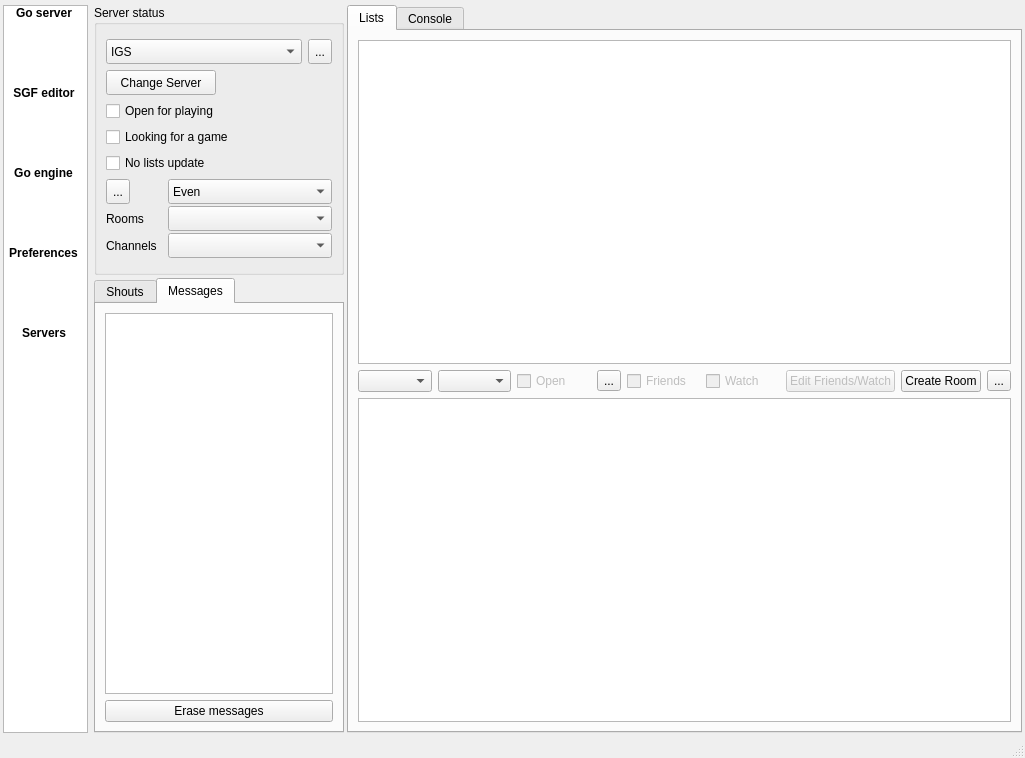
Above: src/mainwindow.ui from pzorin/qgo before the change. Below: the same form after it.
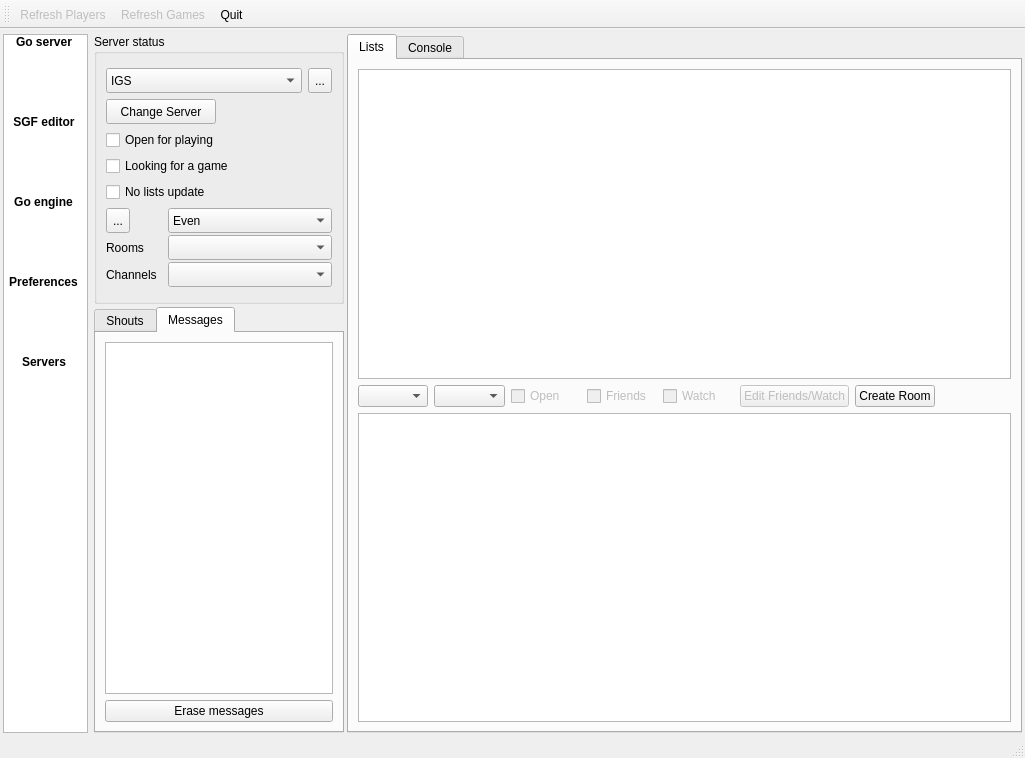
That is the form after the change. The open tabs and pages were chosen to show the change. Icons and pictures are not drawn. Custom widgets are drawn as their Qt base class.

Commit message: Use QAction for refreshing lists

Patch:
```diff
--- a/src/mainwindow.ui
+++ b/src/mainwindow.ui
@@ -582,7 +582,56 @@
             <string>Lists</string>
            </attribute>
            <layout class="QGridLayout" name="gridLayout_6">
-            <item row="0" column="0" colspan="9">
+            <item row="1" column="4">
+             <widget class="QCheckBox" name="watchesCheck">
+              <property name="enabled">
+               <bool>false</bool>
+              </property>
+              <property name="toolTip">
+               <string>Only show games played by watched players</string>
+              </property>
+              <property name="text">
+               <string>Watch</string>
+              </property>
+             </widget>
+            </item>
+            <item row="1" column="5">
+             <widget class="QPushButton" name="editFriendsWatchesPB">
+              <property name="enabled">
+               <bool>false</bool>
+              </property>
+              <property name="toolTip">
+               <string>Change the friends/watches/blocks lists</string>
+              </property>
+              <property name="text">
+               <string>Edit Friends/Watch</string>
+              </property>
+             </widget>
+            </item>
+            <item row="1" column="6">
+             <widget class="QPushButton" name="createRoomPB">
+              <property name="text">
+               <string>Create Room</string>
+              </property>
+             </widget>
+            </item>
+            <item row="2" column="0" colspan="8">
+             <widget class="FilteredView" name="gamesView">
+              <property name="contextMenuPolicy">
+               <enum>Qt::CustomContextMenu</enum>
+              </property>
+              <property name="rootIsDecorated">
+               <bool>false</bool>
+              </property>
+              <property name="itemsExpandable">
+               <bool>false</bool>
+              </property>
+              <property name="sortingEnabled">
+               <bool>true</bool>
+              </property>
+             </widget>
+            </item>
+            <item row="0" column="0" colspan="8">
              <widget class="FilteredView" name="playerView">
               <property name="contextMenuPolicy">
                <enum>Qt::CustomContextMenu</enum>
@@ -912,20 +961,6 @@
              </widget>
             </item>
             <item row="1" column="3">
-             <widget class="QToolButton" name="pbRefreshPlayers">
-              <property name="toolTip">
-               <string>Refresh players list</string>
-              </property>
-              <property name="text">
-               <string>...</string>
-              </property>
-              <property name="icon">
-               <iconset resource="application.qrc">
-                <normaloff>:/ressources/pics/refresh_players.png</normaloff>:/ressources/pics/refresh_players.png</iconset>
-              </property>
-             </widget>
-            </item>
-            <item row="1" column="4">
              <widget class="QCheckBox" name="friendsCheck">
               <property name="enabled">
                <bool>false</bool>
@@ -938,70 +973,6 @@
               </property>
              </widget>
             </item>
-            <item row="1" column="5">
-             <widget class="QCheckBox" name="watchesCheck">
-              <property name="enabled">
-               <bool>false</bool>
-              </property>
-              <property name="toolTip">
-               <string>Only show games played by watched players</string>
-              </property>
-              <property name="text">
-               <string>Watch</string>
-              </property>
-             </widget>
-            </item>
-            <item row="1" column="6">
-             <widget class="QPushButton" name="editFriendsWatchesPB">
-              <property name="enabled">
-               <bool>false</bool>
-              </property>
-              <property name="toolTip">
-               <string>Change the friends/watches/blocks lists</string>
-              </property>
-              <property name="text">
-               <string>Edit Friends/Watch</string>
-              </property>
-             </widget>
-            </item>
-            <item row="1" column="7">
-             <widget class="QPushButton" name="createRoomPB">
-              <property name="text">
-               <string>Create Room</string>
-              </property>
-             </widget>
-            </item>
-            <item row="1" column="8">
-             <widget class="QToolButton" name="pbRefreshGames">
-              <property name="toolTip">
-               <string>Refresh games list</string>
-              </property>
-              <property name="text">
-               <string>...</string>
-              </property>
-              <property name="icon">
-               <iconset theme="view-refresh">
-                <normaloff/>
-               </iconset>
-              </property>
-             </widget>
-            </item>
-            <item row="2" column="0" colspan="9">
-             <widget class="FilteredView" name="gamesView">
-              <property name="contextMenuPolicy">
-               <enum>Qt::CustomContextMenu</enum>
-              </property>
-              <property name="rootIsDecorated">
-               <bool>false</bool>
-              </property>
-              <property name="itemsExpandable">
-               <bool>false</bool>
-              </property>
-              <property name="sortingEnabled">
-               <bool>true</bool>
-              </property>
-             </widget>
-            </item>
            </layout>
           </widget>
           <widget class="QWidget" name="tab_2">
@@ -3639,6 +3610,20 @@
    </layout>
   </widget>
   <widget class="QStatusBar" name="statusbar"/>
+  <widget class="QToolBar" name="toolBar">
+   <property name="windowTitle">
+    <string>toolBar</string>
+   </property>
+   <attribute name="toolBarArea">
+    <enum>TopToolBarArea</enum>
+   </attribute>
+   <attribute name="toolBarBreak">
+    <bool>false</bool>
+   </attribute>
+   <addaction name="actionRefreshPlayers"/>
+   <addaction name="actionRefreshGames"/>
+   <addaction name="actionQuit"/>
+  </widget>
   <action name="actionSgf_editor">
    <property name="icon">
     <iconset>
@@ -3666,6 +3651,56 @@
     <string>Go server</string>
    </property>
   </action>
+  <action name="actionQuit">
+   <property name="icon">
+    <iconset theme="application-exit"/>
+   </property>
+   <property name="text">
+    <string>Quit</string>
+   </property>
+   <property name="toolTip">
+    <string>Quit</string>
+   </property>
+   <property name="shortcut">
+    <string>Ctrl+Q</string>
+   </property>
+  </action>
+  <action name="actionRefreshGames">
+   <property name="enabled">
+    <bool>false</bool>
+   </property>
+   <property name="icon">
+    <iconset theme="view-refresh"/>
+   </property>
+   <property name="text">
+    <string>Refresh Games</string>
+   </property>
+   <property name="toolTip">
+    <string>Refresh game list</string>
+   </property>
+   <property name="shortcut">
+    <string>Ctrl+Shift+R</string>
+   </property>
+  </action>
+  <action name="actionRefreshPlayers">
+   <property name="enabled">
+    <bool>false</bool>
+   </property>
+   <property name="icon">
+    <iconset theme="view-refresh">
+     <normaloff/>
+    </iconset>
+   </property>
+   <property name="text">
+    <string>Refresh Players</string>
+   </property>
+   <property name="toolTip">
+    <string>Refresh players list</string>
+   </property>
+   <property name="shortcut">
+    <string>Ctrl+R</string>
+   </property>
+  </action>
  </widget>
  <customwidgets>
   <customwidget>
```
Left out of the diff: 20 changed lines with no effect on the pictures. The commit also changes 3 other files.
